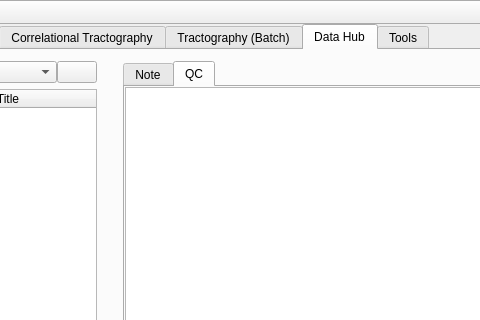
First picture: the form in mainwindow.ui, repository frankyeh/DSI-Studio, before the edit; both pictures show x 305 to 785 and y 0 to 320 of the 1272 by 758 pixel window.
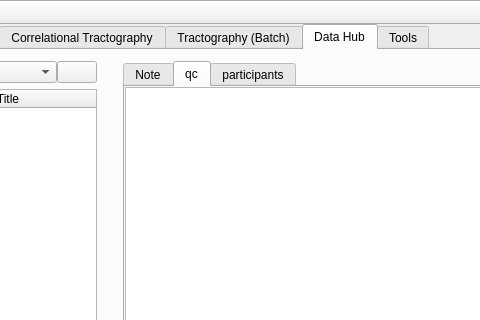
Second picture: the form after the edit. The open tabs and pages were chosen to show the change. Icons and pictures are not drawn.

The edit to the form file:
```diff
--- a/mainwindow.ui
+++ b/mainwindow.ui
@@ -2830,7 +2830,7 @@
                   </widget>
                   <widget class="QWidget" name="tab_8">
                    <attribute name="title">
-                    <string>QC</string>
+                    <string>qc</string>
                    </attribute>
                    <layout class="QVBoxLayout" name="verticalLayout_16">
                     <property name="spacing">
@@ -2869,6 +2869,11 @@
                     </item>
                    </layout>
                   </widget>
+                  <widget class="QWidget" name="tab_9">
+                   <attribute name="title">
+                    <string>participants</string>
+                   </attribute>
+                  </widget>
                  </widget>
                 </item>
                </layout>
```
Left out of the diff: 2 changed lines with no effect on the pictures.
